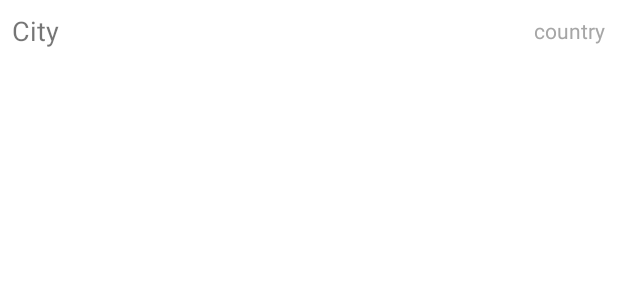
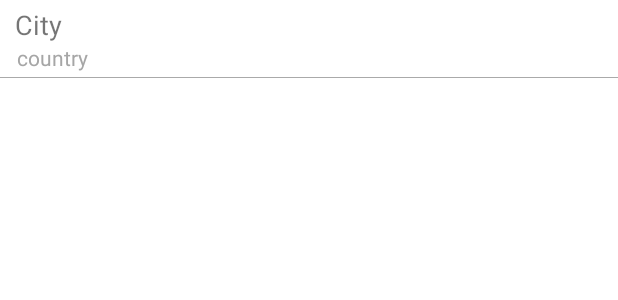
Before and after one commit to huhbxxd/Weather, an Android app: the layout recyclerview_item_cities.xml on its own in the app's theme, with its tools: preview values and no code run, on a phone screen of 412 x 824 dp. Shown: the top 300 px of the screen. Run offline under Robolectric (Android 15) with nearby library versions, the phone set to English and light mode, and no system bars.

Commit message:
done with city get weather

```diff
--- a/app/src/main/java/com/example/weather/data/cities/CitiesFields.kt
+++ b/app/src/main/java/com/example/weather/data/cities/CitiesFields.kt
@@ -10,4 +10,7 @@ class CitiesFields {
     @SerializedName("country")
     val countryCity: String? = null
 
+    @SerializedName("coordinates")
+    val coordCity: List<Double>? = null
+
 }
--- a/app/src/main/java/com/example/weather/data/cities/CitiesRecord.kt
+++ b/app/src/main/java/com/example/weather/data/cities/CitiesRecord.kt
@@ -7,7 +7,4 @@ class CitiesRecord {
     @SerializedName("fields")
     val cityFields: CitiesFields? = null
 
-    @SerializedName("geometry")
-    val cityGeometry: CitiesGeometry? = null
-
 }
--- a/app/src/main/java/com/example/weather/data/repositories/coord/CoordRepository.kt
+++ b/app/src/main/java/com/example/weather/data/repositories/location/LocationRepository.kt
@@ -1,9 +1,9 @@
-package com.example.weather.data.repositories.coord
+package com.example.weather.data.repositories.location
 
 import android.location.Location
 import io.reactivex.Single
 
-interface CoordRepository {
+interface LocationRepository {
 
     fun getLocation(): Single<Location>
 }
--- a/app/src/main/java/com/example/weather/data/repositories/coord/CoordRepositoryImpl.kt
+++ b/app/src/main/java/com/example/weather/data/repositories/location/LocationRepositoryImpl.kt
@@ -1,4 +1,4 @@
-package com.example.weather.data.repositories.coord
+package com.example.weather.data.repositories.location
 
 import android.annotation.SuppressLint
 import android.content.Context
@@ -11,7 +11,7 @@ import com.google.android.gms.location.*
 import io.reactivex.Single
 
 
-class CoordRepositoryImpl(private val context: Context) : CoordRepository, AppCompatActivity() {
+class LocationRepositoryImpl(private val context: Context) : LocationRepository, AppCompatActivity() {
 
     private companion object {
         val DISTANCE = 5000 // in meters
--- a/app/src/main/java/com/example/weather/data/repositories/weather/WeatherRepository.kt
+++ b/app/src/main/java/com/example/weather/data/repositories/weather/WeatherRepository.kt
@@ -6,8 +6,8 @@ import io.reactivex.Single
 
 interface WeatherRepository {
 
-//    fun loadWeatherDailyByName(cityName: String): Single<DailyWeatherMain>
+    fun loadWeatherDailyByCoord(lat: Double, lon: Double): Single<DailyWeatherMain>
 
-    fun loadWeatherDailyByCoord(location: Location): Single<DailyWeatherMain>
+    fun loadWeatherDailyByLocation(location: Location): Single<DailyWeatherMain>
 
 }
--- a/app/src/main/java/com/example/weather/screens/cities/ui/CitiesAdapter.kt
+++ b/app/src/main/java/com/example/weather/screens/cities/ui/CitiesAdapter.kt
@@ -6,10 +6,13 @@ import android.view.ViewGroup
 import androidx.recyclerview.widget.RecyclerView
 import com.example.weather.R
 import com.example.weather.data.cities.Cities
+import com.example.weather.data.cities.CitiesFields
 import com.example.weather.data.cities.CitiesRecord
 import kotlinx.android.synthetic.main.recyclerview_item_cities.view.*
 
-class CitiesAdapter: RecyclerView.Adapter<CitiesAdapter.ViewHolder>() {
+class CitiesAdapter(
+    private val onItemClick: (list: List<Double>) -> Unit
+): RecyclerView.Adapter<CitiesAdapter.ViewHolder>() {
 
     var listCities = listOf<CitiesRecord>()
     set(value) {
@@ -27,6 +30,7 @@ class CitiesAdapter: RecyclerView.Adapter<CitiesAdapter.ViewHolder>() {
 
     override fun onBindViewHolder(holder: ViewHolder, position: Int) {
         holder.bind(listCities[position])
+        holder.itemView.setOnClickListener { onItemClick(listCities[position].cityFields?.coordCity!!) }
     }
 
     inner class ViewHolder(view: View): RecyclerView.ViewHolder(view) {
--- a/app/src/main/res/layout/recyclerview_item_cities.xml
+++ b/app/src/main/res/layout/recyclerview_item_cities.xml
@@ -11,19 +11,29 @@
         android:layout_height="wrap_content"
         android:text="@string/city"
         android:textSize="18sp"
-        android:layout_margin="8dp"
+        android:layout_marginTop="4dp"
+        android:layout_marginStart="10dp"
         app:layout_constraintLeft_toLeftOf="parent"
-        app:layout_constraintTop_toTopOf="parent"
-        app:layout_constraintBottom_toBottomOf="parent"/>
+        app:layout_constraintTop_toTopOf="parent" />
 
     <TextView
         android:id="@+id/countyNameItem"
         android:layout_width="wrap_content"
         android:layout_height="wrap_content"
         android:text="@string/country"
-        android:layout_margin="8dp"
+        android:layout_marginStart="11dp"
+        android:layout_marginBottom="4dp"
         android:textColor="@color/grey"
-        app:layout_constraintRight_toRightOf="parent"
-        app:layout_constraintTop_toTopOf="parent"
-        app:layout_constraintBottom_toBottomOf="parent"/>
+        app:layout_constraintLeft_toLeftOf="parent"
+        app:layout_constraintBottom_toBottomOf="parent"
+        app:layout_constraintTop_toBottomOf="@id/cityNameItem" />
+
+    <View
+        android:id="@+id/viewLong"
+        android:layout_width="wrap_content"
+        android:layout_height="0.5dp"
+        android:background="@android:color/darker_gray"
+        app:layout_constraintBottom_toBottomOf="parent"
+        app:layout_constraintLeft_toLeftOf="parent"
+        app:layout_constraintRight_toRightOf="parent" />
 </androidx.constraintlayout.widget.ConstraintLayout>
--- a/app/src/main/res/values/strings.xml
+++ b/app/src/main/res/values/strings.xml
@@ -35,6 +35,6 @@
     <string name="by_location">Continue</string>
     <string name="text_location_perm">Allow weather to provide you with the most accurate forecast by allowing us to use your device location</string>
     <!-- searchable -->
-    <string name="search_hint">Search cities</string>
+    <string name="search_hint">Search city</string>
     <string name="country">country</string>
 </resources>
```
Also changed, not shown: app/src/main/java/com/example/weather/data/WeatherApi.kt (+9 -7 lines), app/src/main/java/com/example/weather/data/cities/CitiesGeometry.kt (deleted, +0 -10 lines), app/src/main/java/com/example/weather/data/repositories/weather/WeatherRepositoryImpl.kt (+9 -5 lines), app/src/main/java/com/example/weather/screens/cities/CitiesActivity.kt (+8 -1 lines), app/src/main/java/com/example/weather/screens/main/MainActivity.kt (+21 -3 lines), app/src/main/java/com/example/weather/screens/main/MainInteractor.kt (+8 -8 lines), app/src/main/java/com/example/weather/screens/main/MainViewModel.kt (+9 -1 lines), app/src/main/java/com/example/weather/screens/main/di/MainModule.kt (+6 -6 lines).
